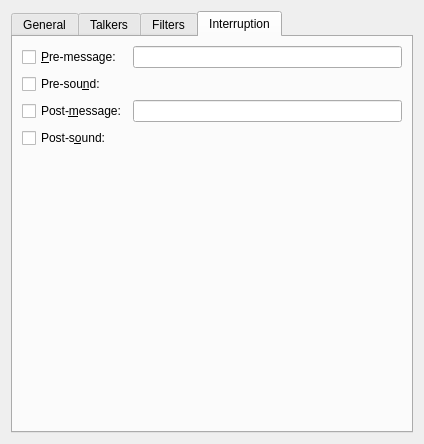
KDE/jovie, file kcmkttsmgr/kcmkttsmgrwidget.ui: the form before one commit.
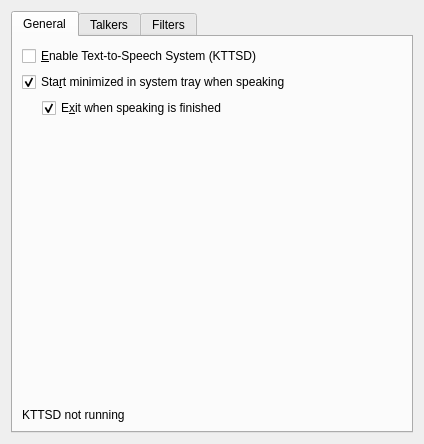
The form after the commit. The open tabs and pages were chosen to show the change. Custom widgets are drawn as their Qt base class.

Commit message: remove deprecated interruptor ui

Patch:
```diff
--- a/kcmkttsmgr/kcmkttsmgrwidget.ui
+++ b/kcmkttsmgr/kcmkttsmgrwidget.ui
@@ -345,164 +345,16 @@
        </item>
       </layout>
      </widget>
-     <widget class="QWidget" name="TabPage">
-      <attribute name="title">
-       <string>Interruption</string>
-      </attribute>
-      <layout class="QGridLayout">
-       <item row="0" column="0">
-        <layout class="QGridLayout">
-         <item row="1" column="1">
-          <widget class="KUrlRequester" name="textPreSnd">
-           <property name="enabled">
-            <bool>true</bool>
-           </property>
-           <property name="sizePolicy">
-            <sizepolicy hsizetype="Expanding" vsizetype="Preferred">
-             <horstretch>0</horstretch>
-             <verstretch>0</verstretch>
-            </sizepolicy>
-           </property>
-           <property name="whatsThis">
-            <string>Check the Pre-sound box and choose a Pre-sound audio file, which will sound when a text job is interrupted by another message.</string>
-           </property>
-          </widget>
-         </item>
-         <item row="2" column="1">
-          <widget class="KLineEdit" name="textPostMsg">
-           <property name="whatsThis">
-            <string>Check the Post-message box and enter a Post-message, which will be spoken when a text job resumes after being interrupted by another message.</string>
-           </property>
-          </widget>
-         </item>
-         <item row="2" column="0">
-          <widget class="QCheckBox" name="textPostMsgCheck">
-           <property name="whatsThis">
-            <string>Check the Post-message box and enter a Post-message, which will be spoken when a text job resumes after being interrupted by another message.</string>
-           </property>
-           <property name="text">
-            <string>Post-&amp;message:</string>
-           </property>
-           <property name="checked">
-            <bool>false</bool>
-           </property>
-          </widget>
-         </item>
-         <item row="1" column="0">
-          <widget class="QCheckBox" name="textPreSndCheck">
-           <property name="sizePolicy">
-            <sizepolicy hsizetype="Minimum" vsizetype="Fixed">
-             <horstretch>0</horstretch>
-             <verstretch>0</verstretch>
-            </sizepolicy>
-           </property>
-           <property name="whatsThis">
-            <string>Check the Pre-sound box and choose a Pre-sound audio file, which will sound when a text job is interrupted by another message.</string>
-           </property>
-           <property name="text">
-            <string>Pre-sou&amp;nd:</string>
-           </property>
-           <property name="checked">
-            <bool>false</bool>
-           </property>
-          </widget>
-         </item>
-         <item row="0" column="0">
-          <widget class="QCheckBox" name="textPreMsgCheck">
-           <property name="whatsThis">
-            <string>Check the Pre-message box and enter a Pre-message, which will be spoken whenever a text job is interrupted by another message.</string>
-           </property>
-           <property name="text">
-            <string>&amp;Pre-message:</string>
-           </property>
-           <property name="checked">
-            <bool>false</bool>
-           </property>
-           <property name="tristate">
-            <bool>false</bool>
-           </property>
-          </widget>
-         </item>
-         <item row="3" column="1">
-          <widget class="KUrlRequester" name="textPostSnd">
-           <property name="enabled">
-            <bool>true</bool>
-           </property>
-           <property name="sizePolicy">
-            <sizepolicy hsizetype="Expanding" vsizetype="Preferred">
-             <horstretch>0</horstretch>
-             <verstretch>0</verstretch>
-            </sizepolicy>
-           </property>
-           <property name="whatsThis">
-            <string>Check the Post-sound and choose a Post-sound audio file, which will sound before a text job resumes after being interrupted by another message.</string>
-           </property>
-          </widget>
-         </item>
-         <item row="3" column="0">
-          <widget class="QCheckBox" name="textPostSndCheck">
-           <property name="whatsThis">
-            <string>Check the Post-sound and choose a Post-sound audio file, which will sound before a text job resumes after being interrupted by another message.</string>
-           </property>
-           <property name="text">
-            <string>Post-s&amp;ound:</string>
-           </property>
-           <property name="checked">
-            <bool>false</bool>
-           </property>
-          </widget>
-         </item>
-         <item row="0" column="1">
-          <widget class="KLineEdit" name="textPreMsg">
-           <property name="enabled">
-            <bool>true</bool>
-           </property>
-           <property name="whatsThis">
-            <string>Check the Pre-message box and enter a Pre-message, which will be spoken whenever a text job is interrupted by another message.</string>
-           </property>
-          </widget>
-         </item>
-        </layout>
-       </item>
-       <item row="1" column="0">
-        <spacer>
-         <property name="orientation">
-          <enum>Qt::Vertical</enum>
-         </property>
-         <property name="sizeType">
-          <enum>QSizePolicy::Expanding</enum>
-         </property>
-         <property name="sizeHint" stdset="0">
-          <size>
-           <width>0</width>
-           <height>0</height>
-          </size>
-         </property>
-        </spacer>
-       </item>
-      </layout>
-     </widget>
     </widget>
    </item>
   </layout>
  </widget>
  <customwidgets>
-  <customwidget>
-   <class>KUrlRequester</class>
-   <extends>QFrame</extends>
-   <header>kurlrequester.h</header>
-   <container>1</container>
-  </customwidget>
   <customwidget>
    <class>KPushButton</class>
    <extends>QPushButton</extends>
    <header>kpushbutton.h</header>
   </customwidget>
-  <customwidget>
-   <class>KLineEdit</class>
-   <extends>QLineEdit</extends>
-   <header>klineedit.h</header>
-  </customwidget>
   <customwidget>
    <class>KTabWidget</class>
    <extends>QTabWidget</extends>
```
Left out of the diff: 8 changed lines with no effect on the pictures. The commit also changes 4 other files.
